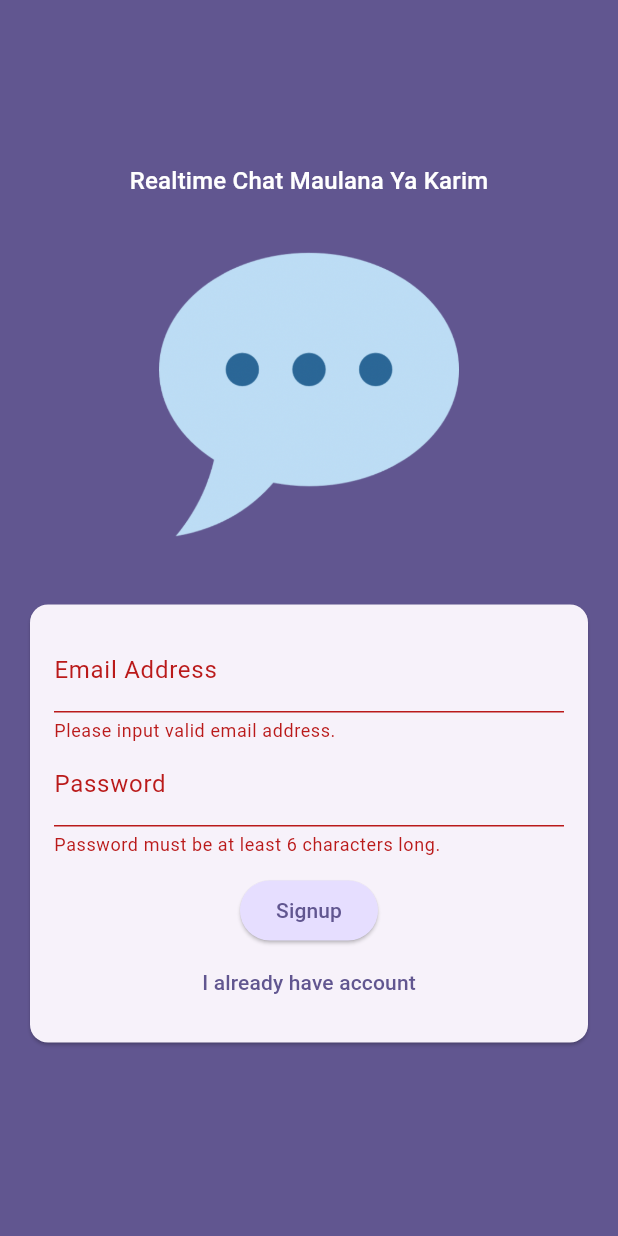
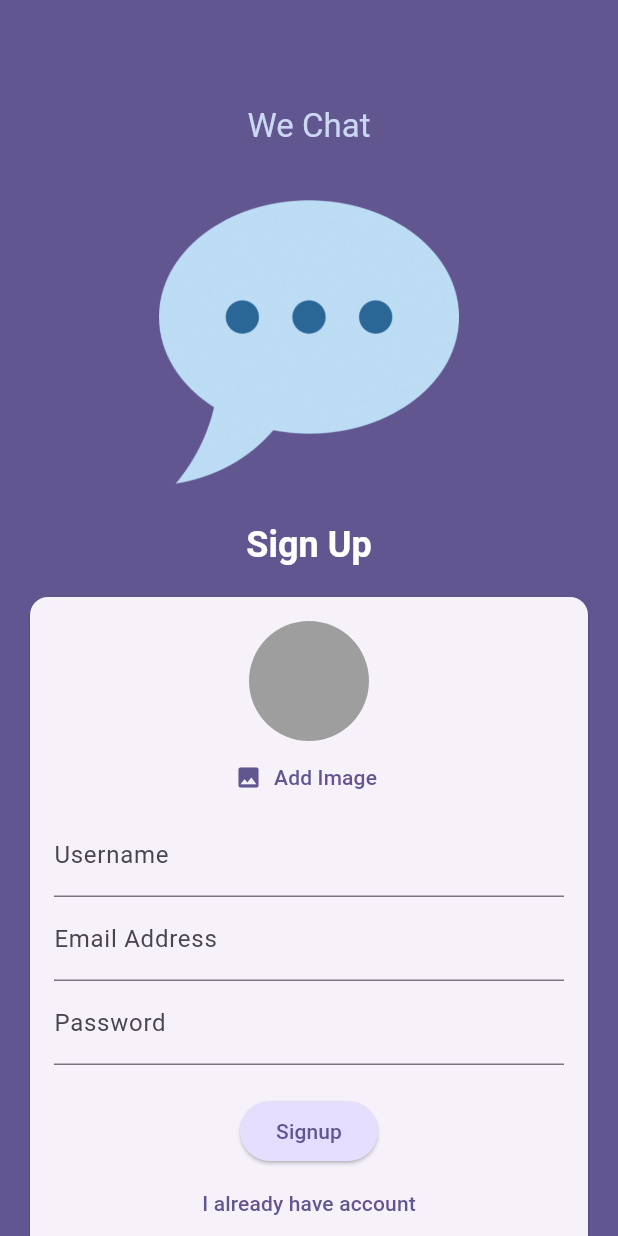
Before and after one commit to harrymuliawan03/realtime-chat-app, a Flutter app: the screen it shows after launch, after a tap on "Login", after a tap on "Create an account", on a phone screen of 412 x 824 dp. Run offline on Flutter 3.47's test engine with Material 3 defaults, Android fonts, the phone set to English and light mode, and no system bars; our stand-ins replace cloud_firestore, firebase_auth, firebase_core, firebase_messaging, firebase_storage, image_picker; accounts and stored records are empty.

Commit message:
finish the chat app

```diff
--- a/lib/main.dart
+++ b/lib/main.dart
@@ -1,4 +1,7 @@
 import 'package:chat_app/screens/auth_screen.dart';
+import 'package:chat_app/screens/chat-screen.dart';
+import 'package:chat_app/screens/layout/splash_screen.dart';
+import 'package:firebase_auth/firebase_auth.dart';
 import 'package:flutter/material.dart';
 import 'package:firebase_core/firebase_core.dart';
 import 'firebase_options.dart';
@@ -22,7 +25,19 @@ class App extends StatelessWidget {
         colorScheme: ColorScheme.fromSeed(
             seedColor: const Color.fromARGB(255, 63, 17, 177)),
       ),
-      home: const AuthScreen(),
+      home: StreamBuilder(
+          stream: FirebaseAuth.instance.authStateChanges(),
+          builder: (ctx, snapshot) {
+            if (snapshot.connectionState == ConnectionState.waiting) {
+              return const SplashScreen();
+            }
+
+            if (snapshot.hasData) {
+              return const ChartScreen();
+            }
+
+            return const AuthScreen();
+          }),
     );
   }
 }
--- a/lib/screens/auth_screen.dart
+++ b/lib/screens/auth_screen.dart
@@ -1,4 +1,10 @@
+import 'dart:io';
+
+import 'package:chat_app/widgets/auth/user_image_picker.dart';
+import 'package:cloud_firestore/cloud_firestore.dart';
+// import 'package:cloud_firestore/cloud_firestore.dart';
 import 'package:firebase_auth/firebase_auth.dart';
+import 'package:firebase_storage/firebase_storage.dart';
 import 'package:flutter/material.dart';
 
 final _firebase = FirebaseAuth.instance;
@@ -13,26 +19,81 @@ class AuthScreen extends StatefulWidget {
 }
 
 class _AuthScreenState extends State<AuthScreen> {
+  // image
+  late Image logo;
+
+  @override
+  void initState() {
+    logo = Image.asset('assets/images/chat.png');
+    super.initState();
+  }
+
+  @override
+  void didChangeDependencies() {
+    precacheImage(logo.image, context);
+    super.didChangeDependencies();
+  }
+
   var _isLogin = true;
   final _form = GlobalKey<FormState>();
   var _enteredEmail = '';
   var _enteredPassword = '';
+  var _enteredUsername = '';
+  var _isSubmit = false;
+  File? _selectedImage;
 
   void _onSubmit() async {
     final isValid = _form.currentState!.validate();
 
+    if (!isValid || (!_isLogin && _selectedImage == null)) {
+      return;
+    }
+
     if (isValid) {
       _form.currentState!.save();
-
+      setState(() {
+        _isSubmit = true;
+      });
       if (_isLogin) {
-        // login code..
+        try {
+          final userCredentials = await _firebase.signInWithEmailAndPassword(
+              email: _enteredEmail, password: _enteredPassword);
+          print(userCredentials);
+        } on FirebaseAuthException catch (error) {
+          if (mounted) {
+            ScaffoldMessenger.of(context).clearSnackBars();
+            ScaffoldMessenger.of(context).showSnackBar(
+              SnackBar(
+                content: Text(error.message ?? 'Authentication failed'),
+              ),
+            );
+          }
+          setState(() {
+            _isSubmit = false;
+          });
+        }
       } else {
         try {
           final userCredentials =
               await _firebase.createUserWithEmailAndPassword(
                   email: _enteredEmail, password: _enteredPassword);
 
-          print(userCredentials);
+          final storageRef = FirebaseStorage.instance
+              .ref()
+              .child('user_images')
+              .child('${userCredentials.user!.uid}.jpg');
+          await storageRef.putFile(_selectedImage!);
+          final imageUrl = await storageRef.getDownloadURL();
+          print(imageUrl);
+
+          await FirebaseFirestore.instance
+              .collection('users')
+              .doc(userCredentials.user!.uid)
+              .set({
+            'username': _enteredUsername,
+            'email': _enteredEmail,
+            'image_url': imageUrl
+          });
         } on FirebaseAuthException catch (error) {
           if (error.code == 'email-already-in-use') {
             // show message
@@ -45,6 +106,9 @@ class _AuthScreenState extends State<AuthScreen> {
               ),
             );
           }
+          setState(() {
+            _isSubmit = false;
+          });
         }
       }
     }
@@ -55,16 +119,19 @@ class _AuthScreenState extends State<AuthScreen> {
     return Scaffold(
       backgroundColor: Theme.of(context).colorScheme.primary,
       body: Center(
+        child: SizedBox(
+          height: double.infinity,
+          width: double.infinity,
           child: SingleChildScrollView(
+            child: Padding(
+              padding: const EdgeInsets.only(top: 70),
               child: Column(
                 mainAxisAlignment: MainAxisAlignment.center,
                 children: [
                   Text(
-                'Realtime Chat Maulana Ya Karim',
-                style: Theme.of(context)
-                    .textTheme
-                    .titleMedium!
-                    .copyWith(color: Theme.of(context).colorScheme.onPrimary),
+                    'We Chat',
+                    style: Theme.of(context).textTheme.titleLarge!.copyWith(
+                        color: const Color.fromARGB(255, 202, 217, 241)),
                   ),
                   Container(
                     margin: const EdgeInsets.only(
@@ -74,11 +141,18 @@ class _AuthScreenState extends State<AuthScreen> {
                       right: 20,
                     ),
                     width: 200,
-                child: Image.asset('assets/images/chat.png'),
+                    child: logo,
+                  ),
+                  Text(
+                    _isLogin ? 'Login' : 'Sign Up',
+                    style: Theme.of(context).textTheme.titleLarge!.copyWith(
+                          color: Theme.of(context).colorScheme.onPrimary,
+                          fontSize: 24,
+                          fontWeight: FontWeight.bold,
+                        ),
                   ),
                   Card(
                     margin: const EdgeInsets.all(20),
-                child: SingleChildScrollView(
                     child: Padding(
                       padding: const EdgeInsets.all(16),
                       child: Form(
@@ -86,6 +160,32 @@ class _AuthScreenState extends State<AuthScreen> {
                         child: Column(
                           mainAxisSize: MainAxisSize.min,
                           children: [
+                            if (!_isLogin)
+                              UserImagePicker(
+                                onSelectImage: (selectedImage) {
+                                  setState(() {
+                                    _selectedImage = selectedImage;
+                                  });
+                                },
+                              ),
+                            if (!_isLogin)
+                              TextFormField(
+                                decoration: const InputDecoration(
+                                  label: Text('Username'),
+                                ),
+                                enableSuggestions: false,
+                                validator: (value) {
+                                  if (value == null ||
+                                      value.trim().isEmpty ||
+                                      value.trim().length < 4) {
+                                    return 'Username must be at least 4 characters long';
+                                  }
+                                  return null;
+                                },
+                                onSaved: (value) {
+                                  _enteredUsername = value!;
+                                },
+                              ),
                             TextFormField(
                               decoration: const InputDecoration(
                                   labelText: 'Email Address'),
@@ -119,8 +219,12 @@ class _AuthScreenState extends State<AuthScreen> {
                               },
                             ),
                             const SizedBox(
-                            height: 12,
+                              height: 20,
                             ),
+                            if (_isSubmit) const CircularProgressIndicator(),
+                            if (!_isSubmit)
+                              Column(
+                                children: [
                                   ElevatedButton(
                                     onPressed: _onSubmit,
                                     style: ElevatedButton.styleFrom(
@@ -134,6 +238,7 @@ class _AuthScreenState extends State<AuthScreen> {
                                     onPressed: () {
                                       setState(() {
                                         _isLogin = !_isLogin;
+                                        _form.currentState!.reset();
                                       });
                                     },
                                     child: Text(
@@ -144,6 +249,7 @@ class _AuthScreenState extends State<AuthScreen> {
                                   ),
                                 ],
                               ),
+                          ],
                         ),
                       ),
                     ),
@@ -152,6 +258,8 @@ class _AuthScreenState extends State<AuthScreen> {
               ),
             ),
           ),
+        ),
+      ),
     );
   }
 }
--- /dev/null
+++ b/lib/screens/layout/splash_screen.dart
@@ -0,0 +1,15 @@
+import 'package:flutter/material.dart';
+
+class SplashScreen extends StatelessWidget {
+  const SplashScreen({super.key});
+
+  @override
+  Widget build(BuildContext context) {
+    return Scaffold(
+      appBar: AppBar(
+        title: const Text('Chart Screen'),
+      ),
+      body: const Center(child: Text('Loading...')),
+    );
+  }
+}
--- /dev/null
+++ b/lib/widgets/auth/user_image_picker.dart
@@ -0,0 +1,58 @@
+import 'dart:io';
+
+import 'package:flutter/material.dart';
+import 'package:image_picker/image_picker.dart';
+
+class UserImagePicker extends StatefulWidget {
+  const UserImagePicker({super.key, required this.onSelectImage});
+
+  final void Function(File selectedImage) onSelectImage;
+
+  @override
+  State<UserImagePicker> createState() {
+    return _UserImagePickerState();
+  }
+}
+
+class _UserImagePickerState extends State<UserImagePicker> {
+  File? _pickedImageFile;
+
+  void _pickImage() async {
+    final pickedImage = await ImagePicker()
+        .pickImage(source: ImageSource.camera, imageQuality: 50, maxWidth: 150);
+
+    if (pickedImage == null) {
+      return;
+    }
+
+    setState(() {
+      _pickedImageFile = File(pickedImage.path);
+    });
+
+    widget.onSelectImage(_pickedImageFile!);
+  }
+
+  @override
+  Widget build(BuildContext context) {
+    return Column(
+      children: [
+        CircleAvatar(
+          radius: 40,
+          backgroundColor: Colors.grey,
+          foregroundImage:
+              _pickedImageFile != null ? FileImage(_pickedImageFile!) : null,
+        ),
+        TextButton.icon(
+          onPressed: _pickImage,
+          icon: const Icon(Icons.image),
+          label: Text(
+            'Add Image',
+            style: TextStyle(
+              color: Theme.of(context).colorScheme.primary,
+            ),
+          ),
+        ),
+      ],
+    );
+  }
+}
--- a/pubspec.yaml
+++ b/pubspec.yaml
@@ -36,6 +36,10 @@ dependencies:
   cupertino_icons: ^1.0.6
   firebase_core: ^2.27.0
   firebase_auth: ^4.17.8
+  firebase_storage: ^11.6.9
+  image_picker: ^1.0.7
+  cloud_firestore: ^4.15.8
+  firebase_messaging: ^14.7.19
 
 dev_dependencies:
   flutter_test:
```
Also changed, not shown: lib/screens/chat-screen.dart (added, +37 -0 lines), lib/widgets/chat/bubble_message.dart (added, +147 -0 lines), lib/widgets/chat/chat_messages.dart (added, +99 -0 lines), lib/widgets/chat/new_messages.dart (added, +79 -0 lines), pubspec.lock, 6 other files. Lines whose indentation alone changed are shown as unchanged.
